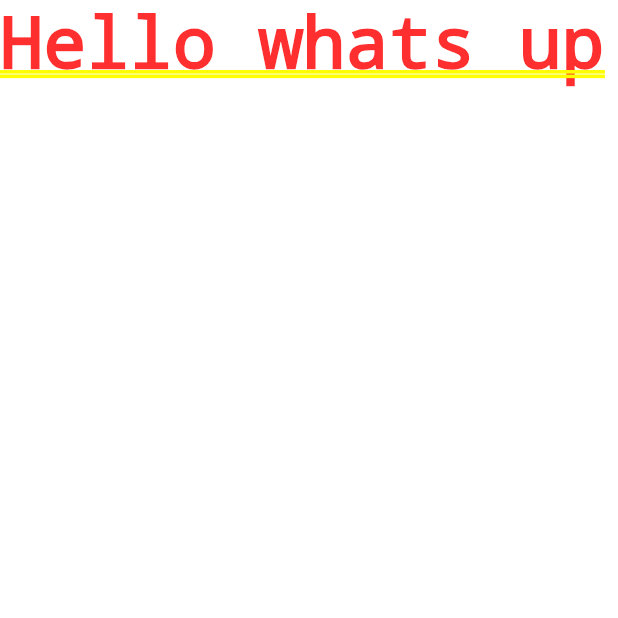
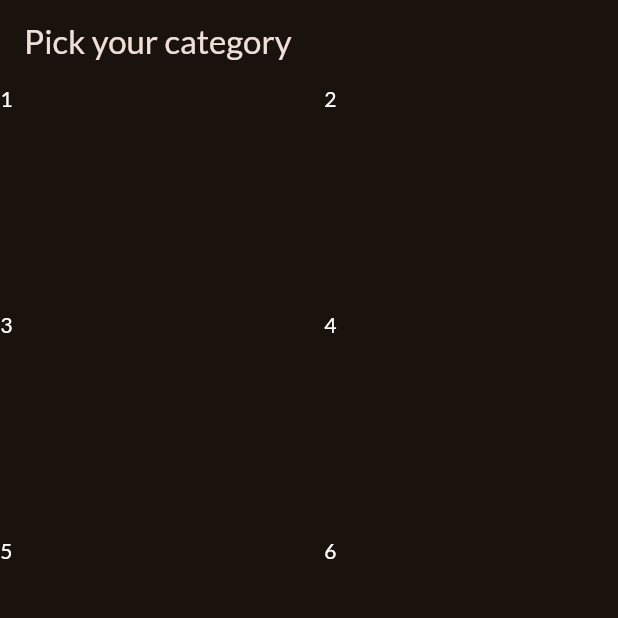
Before and after one commit to richruizv/flutter-first-app, a Flutter app: the screen it shows after launch, on a phone screen of 412 x 824 dp, the top half of it. Run offline on Flutter 3.47's test engine with Material 3 defaults, Android fonts, the phone set to English and light mode, and no system bars; our stand-ins replace google_fonts.

Commit message:
aspect ratio

```diff
--- /dev/null
+++ b/lib/categories_screen.dart
@@ -0,0 +1,27 @@
+import 'package:flutter/material.dart';
+
+class CategoriesScreen extends StatelessWidget {
+  const CategoriesScreen({super.key});
+
+  @override
+  Widget build(BuildContext context) {
+    // TODO: implement build
+    return Scaffold(
+        appBar: AppBar(title: const Text('Pick your category')),
+        body: GridView(
+          gridDelegate: const SliverGridDelegateWithFixedCrossAxisCount(
+              crossAxisCount: 2,
+              childAspectRatio: 1.5,
+              crossAxisSpacing: 20,
+              mainAxisSpacing: 20),
+          children: const [
+            Text('1', style: TextStyle(color: Colors.white)),
+            Text('2', style: TextStyle(color: Colors.white)),
+            Text('3', style: TextStyle(color: Colors.white)),
+            Text('4', style: TextStyle(color: Colors.white)),
+            Text('5', style: TextStyle(color: Colors.white)),
+            Text('6', style: TextStyle(color: Colors.white)),
+          ],
+        ));
+  }
+}
--- a/lib/main.dart
+++ b/lib/main.dart
@@ -1,4 +1,5 @@
 import 'package:flutter/material.dart';
+import 'package:flutter_test_app/categories_screen.dart';
 
 import 'package:google_fonts/google_fonts.dart';
 
@@ -20,6 +21,6 @@ class App extends StatelessWidget {
 
   @override
   Widget build(BuildContext context) {
-    return MaterialApp(theme: theme, home: const Text('Hello whats up'));
+    return MaterialApp(theme: theme, home: const CategoriesScreen());
   }
 }
```
Also changed, not shown: 3 other files.
